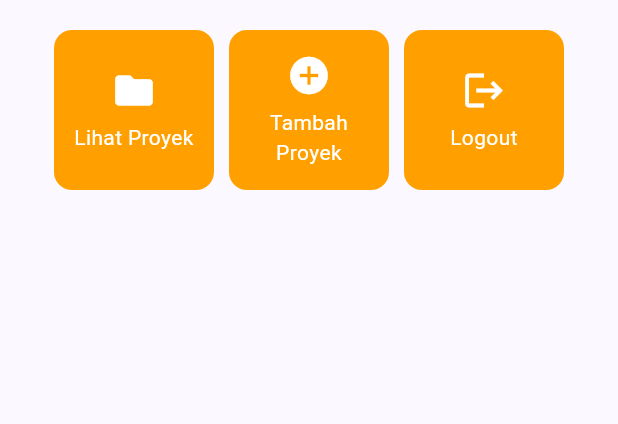
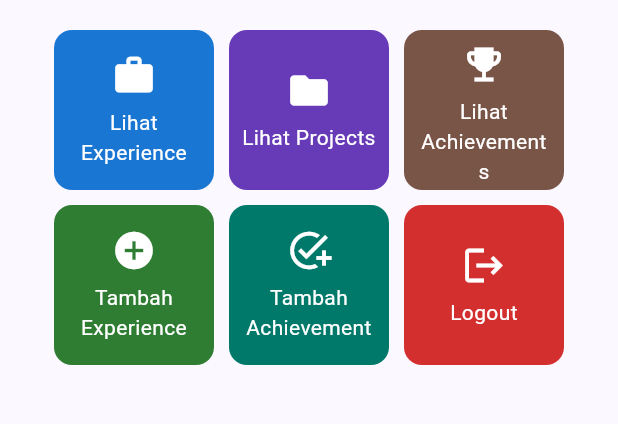
Before and after one commit to MaxKwen/MaxPorto_mobile, a Flutter app: the screen it shows after launch, on a phone screen of 412 x 824 dp, the part 387-811 px from its top. Run offline on Flutter 3.47's test engine with Material 3 defaults, Android fonts, the phone set to English and light mode, and no system bars.

Commit message:
feat(home): add six portfolio actions with per-item colors

```diff
--- a/lib/menu.dart
+++ b/lib/menu.dart
@@ -8,9 +8,13 @@ class MyHomePage extends StatelessWidget {
   final String kelas = "PBP B";
 
   final List<ItemHomepage> items = [
-    ItemHomepage("Lihat Proyek", Icons.folder),
-    ItemHomepage("Tambah Proyek", Icons.add_circle),
-    ItemHomepage("Logout", Icons.logout),
+    // Menu mengikuti bagian portofolio MaxPorto; setiap tombol punya warna sendiri.
+    ItemHomepage("Lihat Experience", Icons.work, Colors.blue.shade700),
+    ItemHomepage("Lihat Projects", Icons.folder, Colors.deepPurple),
+    ItemHomepage("Lihat Achievements", Icons.emoji_events, Colors.brown),
+    ItemHomepage("Tambah Experience", Icons.add_circle, Colors.green.shade800),
+    ItemHomepage("Tambah Achievement", Icons.add_task, Colors.teal.shade700),
+    ItemHomepage("Logout", Icons.logout, Colors.red.shade700),
   ];
 
   @override
@@ -113,8 +117,10 @@ class InfoCard extends StatelessWidget {
 class ItemHomepage {
   final String name;
   final IconData icon;
+  // Warna latar kartu disimpan di model, jadi ItemCard tidak perlu if-else per tombol.
+  final Color color;
 
-  ItemHomepage(this.name, this.icon);
+  ItemHomepage(this.name, this.icon, this.color);
 }
 
 class ItemCard extends StatelessWidget {
@@ -125,8 +131,8 @@ class ItemCard extends StatelessWidget {
   @override
   Widget build(BuildContext context) {
     return Material(
-      // Menggunakan warna sekunder dari skema tema aplikasi.
-      color: Theme.of(context).colorScheme.secondary,
+      // Warna latar diambil dari model item.
+      color: item.color,
       borderRadius: BorderRadius.circular(12),
       child: InkWell(
         // Aksi ketika kartu ditekan oleh pengguna.
```
